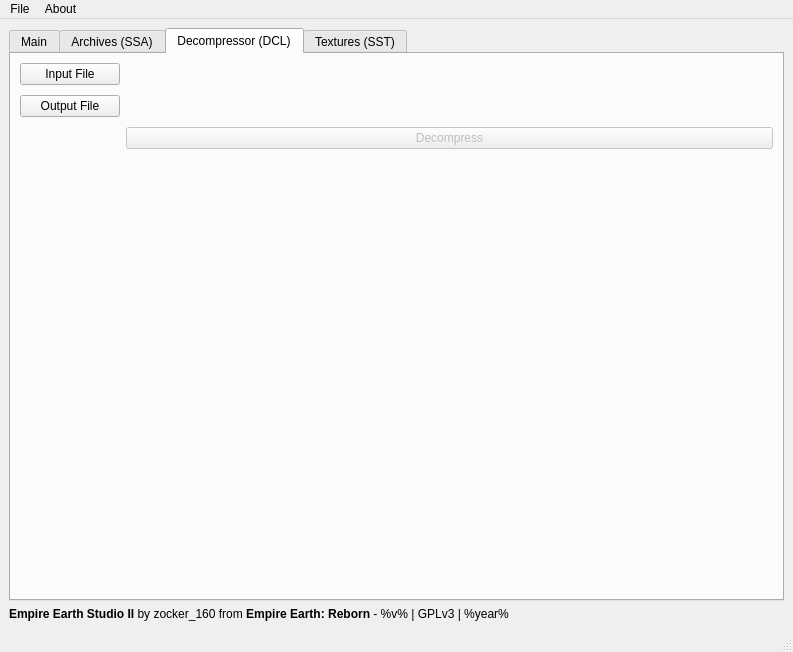
First picture: the form in src/ui/ui/mainWindow.ui, repository EE-modders/Empire-Earth-Studio-2, before the edit.
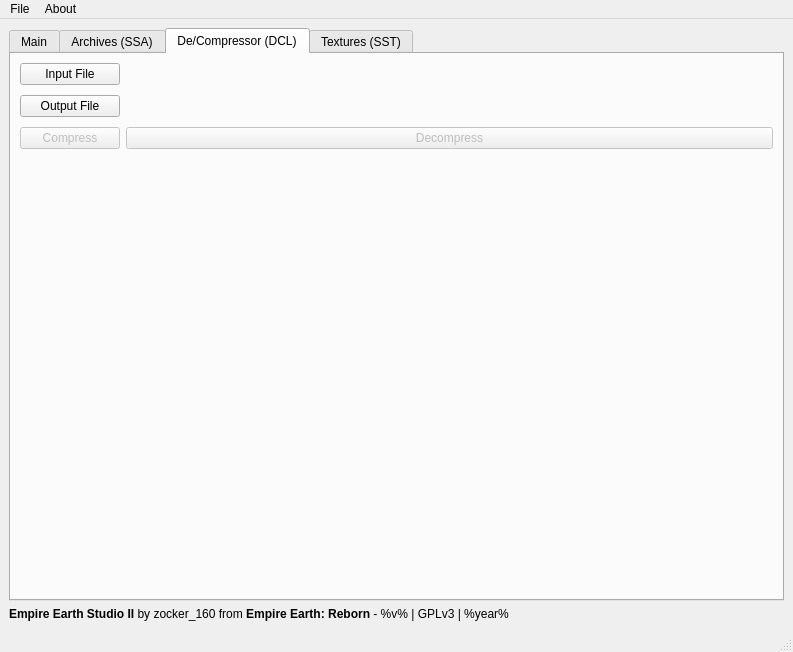
Second picture: the form after the edit. The open tabs and pages were chosen to show the change. Icons and pictures are not drawn. Custom widgets are drawn as their Qt base class.

Commit message: add ability to compress files in DCL tab

```diff
--- a/src/ui/ui/mainWindow.ui
+++ b/src/ui/ui/mainWindow.ui
@@ -562,7 +562,7 @@
       </widget>
       <widget class="QWidget" name="tab_dcl">
        <attribute name="title">
-        <string>Decompressor (DCL)</string>
+        <string>De/Compressor (DCL)</string>
        </attribute>
        <layout class="QGridLayout" name="gridLayout_5">
         <property name="verticalSpacing">
@@ -631,6 +631,16 @@
           </property>
          </spacer>
         </item>
+        <item row="2" column="0">
+         <widget class="QPushButton" name="tab_dcl_compress">
+          <property name="enabled">
+           <bool>false</bool>
+          </property>
+          <property name="text">
+           <string>Compress</string>
+          </property>
+         </widget>
+        </item>
        </layout>
       </widget>
       <widget class="QWidget" name="tab_sst">
```
The commit also changes 3 other files.
